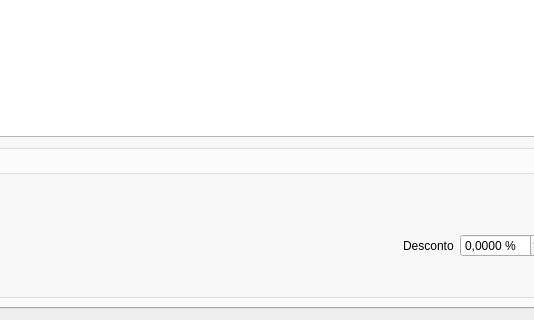
Qt form orcamento.ui (lellisls/ERP-STACCATO) before a commit; both pictures show x 260 to 794 and y 284 to 604 of the 1173 by 604 pixel window.
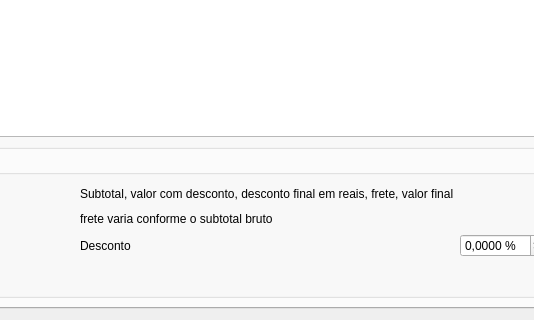
The same form after that commit. Custom widgets are drawn as their Qt base class.

Commit message: Alterações em Orçamento

The edit to the form file:
```diff
--- a/orcamento.ui
+++ b/orcamento.ui
@@ -972,6 +972,20 @@
               </property>
              </widget>
             </item>
+            <item row="0" column="0">
+             <widget class="QLabel" name="label_27">
+              <property name="text">
+               <string>Subtotal, valor com desconto, desconto final em reais, frete, valor final</string>
+              </property>
+             </widget>
+            </item>
+            <item row="2" column="0">
+             <widget class="QLabel" name="label_28">
+              <property name="text">
+               <string>frete varia conforme o subtotal bruto</string>
+              </property>
+             </widget>
+            </item>
            </layout>
           </item>
          </layout>
```
Left out of the diff: 2 changed lines with no effect on the pictures. The commit also changes 2 other files.
